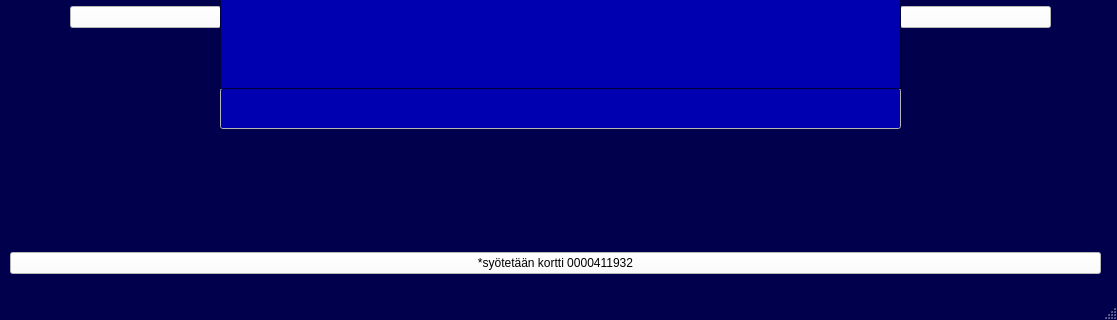
Qt form bankautomat_exe/bankautomat/mainwindow.ui (Siistikissa/bankautomat) before a commit; both pictures show x 0 to 1117 and y 372 to 692 of the 1117 by 692 pixel window.
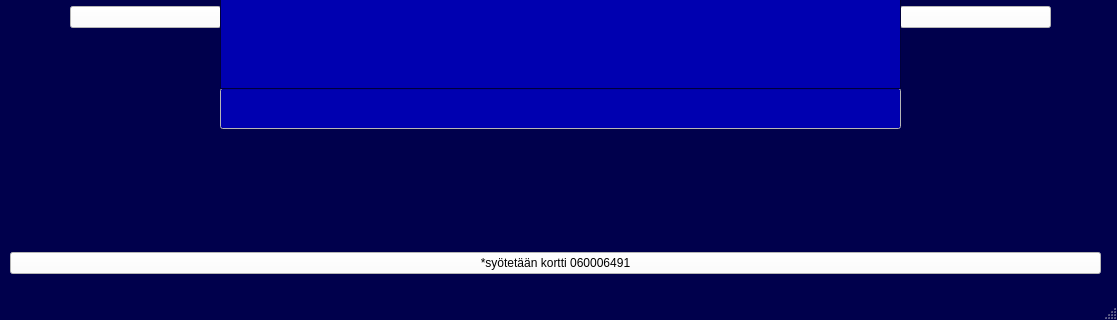
The same form after that commit. Icons and pictures are not drawn.

Diff of the .ui file:
```diff
--- a/bankautomat_exe/bankautomat/mainwindow.ui
+++ b/bankautomat_exe/bankautomat/mainwindow.ui
@@ -2719,7 +2719,7 @@
         </palette>
        </property>
        <property name="text">
-        <string>*syötetään kortti 0000411932</string>
+        <string>*syötetään kortti 060006491</string>
        </property>
       </widget>
      </item>
```
